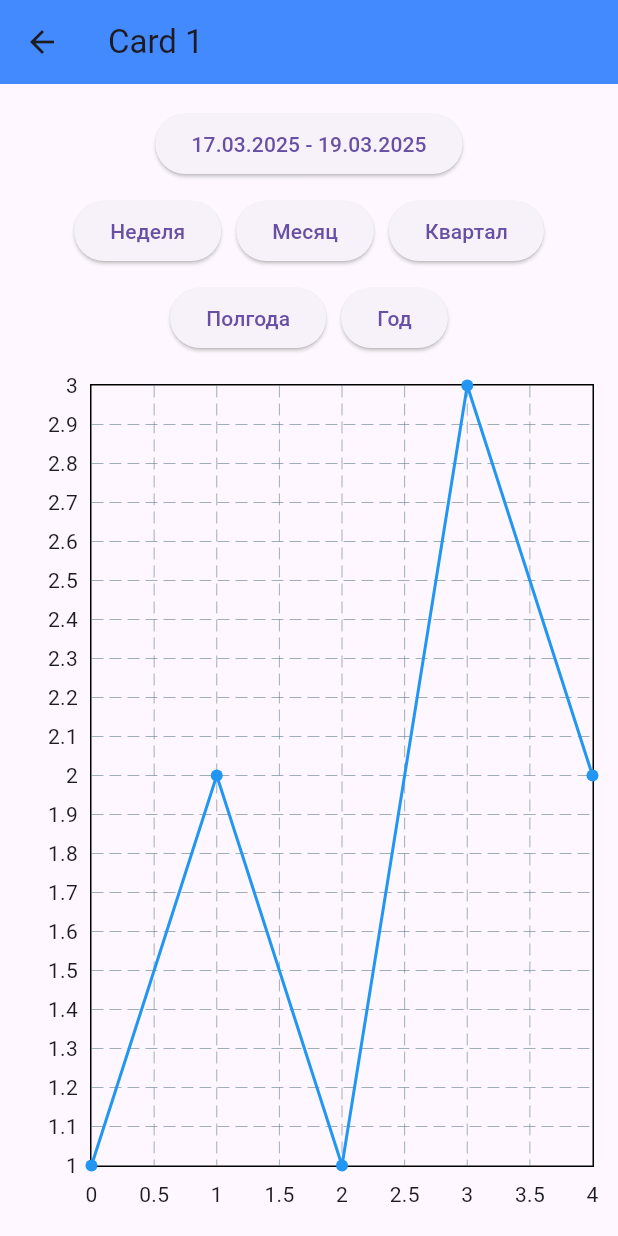
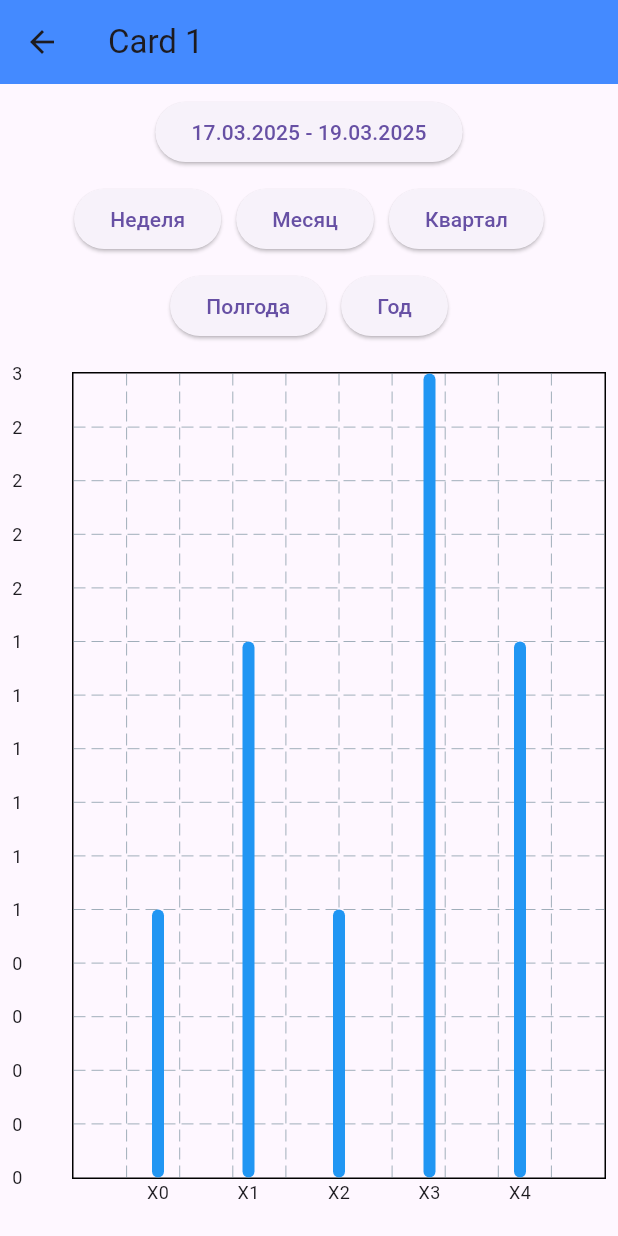
Before and after one commit to WaG711/phos_analytics, a Flutter app: the Details screen opened by its route, after a tap on "Неделя", on a phone screen of 412 x 824 dp. Run offline on Flutter 3.47's test engine with Material 3 defaults, Android fonts, the phone set to English and light mode, and no system bars; drawn by our look-alikes of fl_chart; our stand-ins replace dio, flutter_bloc.

Commit message:
details widgets

```diff
--- a/lib/features/details/presentation/details.dart
+++ b/lib/features/details/presentation/details.dart
@@ -1,154 +1,44 @@
-import 'package:fl_chart/fl_chart.dart';
 import 'package:flutter/material.dart';
-import 'package:intl/intl.dart';
+import 'package:flutter_bloc/flutter_bloc.dart';
 
-class Details extends StatefulWidget {
+import '../../../core/entities/chart_period.dart';
+import 'bloc/details_bloc.dart';
+import 'bloc/details_event.dart';
+import 'bloc/details_state.dart';
+import 'widgets/details_info.dart';
+
+class Details extends StatelessWidget {
   const Details({super.key});
 
   @override
-  State<Details> createState() => _DetailsState();
-}
-
-class _DetailsState extends State<Details> {
-  DateTimeRange? selectedDateRange;
-
-  void _setDateRange(DateTime start, DateTime end) {
-    setState(() {
-      selectedDateRange = DateTimeRange(start: start, end: end);
-    });
-  }
-
-  Future<void> _pickDateRange() async {
-    DateTimeRange? picked = await showDateRangePicker(
-      context: context,
-      firstDate: DateTime(2000),
-      lastDate: DateTime.now(),
-      initialDateRange: selectedDateRange,
-      helpText: "Выберите период",
-      cancelText: "Отмена",
-      confirmText: "Выбрать",
+  Widget build(BuildContext context) {
+    context.read<DetailsBloc>().add(
+      DetailsLoad(categoryId: "categoryId", period: ChartPeriod.week),
     );
-
-    if (picked != null) {
-      setState(() {
-        selectedDateRange = picked;
-      });
-    }
-  }
-
-  @override
-  Widget build(BuildContext context) {
-    String dateText =
-        selectedDateRange == null
-            ? "Выбрать даты"
-            : "${DateFormat('dd.MM.yyyy').format(selectedDateRange!.start)} - ${DateFormat('dd.MM.yyyy').format(selectedDateRange!.end)}";
-
     return Scaffold(
       appBar: AppBar(backgroundColor: Colors.blueAccent, title: Text("Card 1")),
-      body: Padding(
-        padding: const EdgeInsets.all(16.0),
-        child: Column(
-          children: [
-            ElevatedButton(onPressed: _pickDateRange, child: Text(dateText)),
-            const SizedBox(height: 10),
-            _buildQuickSelectionButtons(),
-            const SizedBox(height: 20),
-            Expanded(child: _buildLineChart()),
-          ],
-        ),
-      ),
-    );
-  }
-
-  void _selectQuickRange(String period) {
-    DateTime now = DateTime.now();
-    DateTime start;
-
-    switch (period) {
-      case 'Неделя':
-        start = now.subtract(Duration(days: now.weekday - 1));
-        break;
-      case 'Месяц':
-        start = DateTime(now.year, now.month, 1);
-        break;
-      case 'Квартал':
-        int quarter = (now.month - 1) ~/ 3 + 1;
-        start = DateTime(now.year, (quarter - 1) * 3 + 1, 1);
-        break;
-      case 'Полгода':
-        int half = now.month <= 6 ? 1 : 2;
-        start = DateTime(now.year, half == 1 ? 1 : 7, 1);
-        break;
-      case 'Год':
-        start = DateTime(now.year, 1, 1);
-        break;
-      default:
-        return;
-    }
-
-    _setDateRange(start, now);
-  }
-
-  Widget _buildQuickSelectionButtons() {
-    return Wrap(
-      spacing: 10.0,
-      runSpacing: 10.0,
-      alignment: WrapAlignment.center,
-      children: [
-        ElevatedButton(
-          onPressed: () => _selectQuickRange('Неделя'),
-          child: Text("Неделя"),
-        ),
-        ElevatedButton(
-          onPressed: () => _selectQuickRange('Месяц'),
-          child: Text("Месяц"),
-        ),
-        ElevatedButton(
-          onPressed: () => _selectQuickRange('Квартал'),
-          child: Text("Квартал"),
-        ),
-        ElevatedButton(
-          onPressed: () => _selectQuickRange('Полгода'),
-          child: Text("Полгода"),
-        ),
-        ElevatedButton(
-          onPressed: () => _selectQuickRange('Год'),
-          child: Text("Год"),
-        ),
-      ],
-    );
-  }
-
-  Widget _buildLineChart() {
-    final List<FlSpot> data = [
-      FlSpot(0, 1),
-      FlSpot(1, 2),
-      FlSpot(2, 1),
-      FlSpot(3, 3),
-      FlSpot(4, 2),
-    ];
-
-    return LineChart(
-      LineChartData(
-        gridData: FlGridData(show: true),
-        titlesData: FlTitlesData(
-          show: true,
-          topTitles: AxisTitles(sideTitles: SideTitles(showTitles: false)),
-          rightTitles: AxisTitles(sideTitles: SideTitles(showTitles: false)),
-          bottomTitles: AxisTitles(
-            sideTitles: SideTitles(showTitles: true, reservedSize: 30),
-          ),
-        ),
-        borderData: FlBorderData(show: true),
-        lineBarsData: [
-          LineChartBarData(
-            spots: data,
-            isCurved: false,
-            color: Colors.blue,
-            dotData: FlDotData(show: true),
-            belowBarData: BarAreaData(show: false),
-          ),
-        ],
+      body: BlocBuilder<DetailsBloc, DetailsState>(
+        builder: (context, state) {
+          if (state is DetailsLoading) {
+            return const Center(child: CircularProgressIndicator());
+          } else if (state is DetailsLoaded) {
+            final chartData = state.chartData;
+            return RefreshIndicator(
+              backgroundColor: const Color.fromARGB(255, 35, 35, 35),
+              onRefresh: () async {
+                context.read<DetailsBloc>().add(DetailsRefresh());
+              },
+              color: Colors.green,
+              child: Padding(
+                padding: const EdgeInsets.all(8.0),
+                child: DetailsInfo(chartData: chartData),
+              ),
+            );
+          } else if (state is DetailsError) {
+            return Center(child: Text(state.message));
+          }
+          return const Center(child: Text('Нет доступных данных'));
+        },
       ),
     );
   }
--- /dev/null
+++ b/lib/features/details/presentation/widgets/bar_chart_details.dart
@@ -0,0 +1,68 @@
+import 'package:fl_chart/fl_chart.dart';
+import 'package:flutter/material.dart';
+import 'package:phos_analytics/core/entities/chart_point.dart';
+
+class BarChartDetails extends StatelessWidget {
+  final List<ChartPoint> chartPoints;
+
+  const BarChartDetails({super.key, required this.chartPoints});
+
+  @override
+  Widget build(BuildContext context) {
+    final List<BarChartGroupData> data = [
+      BarChartGroupData(
+        x: 0,
+        barRods: [BarChartRodData(toY: 1, color: Colors.blue)],
+      ),
+      BarChartGroupData(
+        x: 1,
+        barRods: [BarChartRodData(toY: 2, color: Colors.blue)],
+      ),
+      BarChartGroupData(
+        x: 2,
+        barRods: [BarChartRodData(toY: 1, color: Colors.blue)],
+      ),
+      BarChartGroupData(
+        x: 3,
+        barRods: [BarChartRodData(toY: 3, color: Colors.blue)],
+      ),
+      BarChartGroupData(
+        x: 4,
+        barRods: [BarChartRodData(toY: 2, color: Colors.blue)],
+      ),
+    ];
+
+    return BarChart(
+      BarChartData(
+        gridData: FlGridData(show: true),
+        titlesData: FlTitlesData(
+          show: true,
+          topTitles: AxisTitles(sideTitles: SideTitles(showTitles: false)),
+          rightTitles: AxisTitles(sideTitles: SideTitles(showTitles: false)),
+          leftTitles: AxisTitles(
+            sideTitles: SideTitles(
+              showTitles: true,
+              reservedSize: 40,
+              getTitlesWidget:
+                  (value, meta) => Text(
+                    value.toInt().toString(),
+                    style: TextStyle(fontSize: 12),
+                  ),
+            ),
+          ),
+          bottomTitles: AxisTitles(
+            sideTitles: SideTitles(
+              showTitles: true,
+              reservedSize: 30,
+              getTitlesWidget:
+                  (value, meta) =>
+                      Text("X${value.toInt()}", style: TextStyle(fontSize: 12)),
+            ),
+          ),
+        ),
+        borderData: FlBorderData(show: true),
+        barGroups: data,
+      ),
+    );
+  }
+}
--- /dev/null
+++ b/lib/features/details/presentation/widgets/details_info.dart
@@ -0,0 +1,64 @@
+import 'package:flutter/material.dart';
+import 'package:intl/intl.dart';
+
+import '../../../../core/entities/chart_data.dart';
+import 'bar_chart_details.dart';
+import 'quick_selection_buttons.dart';
+
+class DetailsInfo extends StatefulWidget {
+  final ChartData chartData;
+  const DetailsInfo({super.key, required this.chartData});
+
+  @override
+  State<DetailsInfo> createState() => _DetailsInfoState();
+}
+
+class _DetailsInfoState extends State<DetailsInfo> {
+  DateTimeRange? selectedDateRange;
+
+  set selectedRange(DateTimeRange range) {
+    setState(() {
+      selectedDateRange = range;
+    });
+  }
+
+  @override
+  Widget build(BuildContext context) {
+    String dateText =
+        selectedDateRange == null
+            ? "Выбрать даты"
+            : "${DateFormat('dd.MM.yyyy').format(selectedDateRange!.start)} - ${DateFormat('dd.MM.yyyy').format(selectedDateRange!.end)}";
+
+    return Column(
+      children: [
+        ElevatedButton(onPressed: _pickDateRange, child: Text(dateText)),
+        const SizedBox(height: 10),
+        QuickSelectionButtons(
+          onRangeSelected: (range) {
+            selectedRange = range;
+          },
+        ),
+        const SizedBox(height: 20),
+        Expanded(child: BarChartDetails(chartPoints: widget.chartData.points)),
+      ],
+    );
+  }
+
+  Future<void> _pickDateRange() async {
+    DateTimeRange? picked = await showDateRangePicker(
+      context: context,
+      firstDate: DateTime(2020),
+      lastDate: DateTime.now(),
+      initialDateRange: selectedDateRange,
+      helpText: "Выберите период",
+      cancelText: "Отмена",
+      confirmText: "Выбрать",
+    );
+
+    if (picked != null) {
+      setState(() {
+        selectedDateRange = picked;
+      });
+    }
+  }
+}
--- /dev/null
+++ b/lib/features/details/presentation/widgets/quick_selection_buttons.dart
@@ -0,0 +1,67 @@
+import 'package:flutter/material.dart';
+
+class QuickSelectionButtons extends StatelessWidget {
+  final Function(DateTimeRange) onRangeSelected;
+
+  const QuickSelectionButtons({super.key, required this.onRangeSelected});
+
+  @override
+  Widget build(BuildContext context) {
+    return Wrap(
+      spacing: 10.0,
+      runSpacing: 10.0,
+      alignment: WrapAlignment.center,
+      children: [
+        ElevatedButton(
+          onPressed: () => _selectQuickRange('Неделя'),
+          child: Text("Неделя"),
+        ),
+        ElevatedButton(
+          onPressed: () => _selectQuickRange('Месяц'),
+          child: Text("Месяц"),
+        ),
+        ElevatedButton(
+          onPressed: () => _selectQuickRange('Квартал'),
+          child: Text("Квартал"),
+        ),
+        ElevatedButton(
+          onPressed: () => _selectQuickRange('Полгода'),
+          child: Text("Полгода"),
+        ),
+        ElevatedButton(
+          onPressed: () => _selectQuickRange('Год'),
+          child: Text("Год"),
+        ),
+      ],
+    );
+  }
+
+  void _selectQuickRange(String period) {
+    DateTime now = DateTime.now();
+    DateTime start;
+
+    switch (period) {
+      case 'Неделя':
+        start = now.subtract(Duration(days: now.weekday - 1));
+        break;
+      case 'Месяц':
+        start = DateTime(now.year, now.month, 1);
+        break;
+      case 'Квартал':
+        int quarter = (now.month - 1) ~/ 3 + 1;
+        start = DateTime(now.year, (quarter - 1) * 3 + 1, 1);
+        break;
+      case 'Полгода':
+        int half = now.month <= 6 ? 1 : 2;
+        start = DateTime(now.year, half == 1 ? 1 : 7, 1);
+        break;
+      case 'Год':
+        start = DateTime(now.year, 1, 1);
+        break;
+      default:
+        return;
+    }
+
+    onRangeSelected(DateTimeRange(start: start, end: now));
+  }
+}
```
